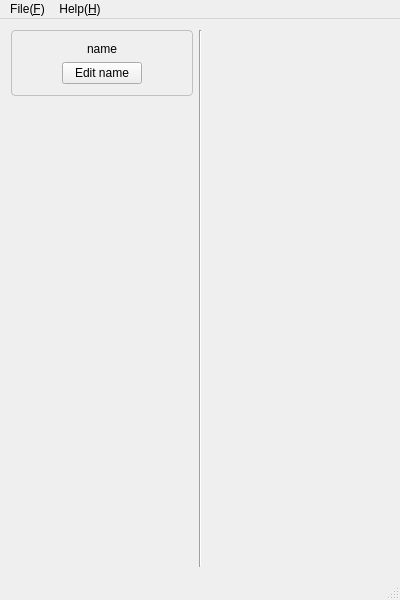
The window that Test-MAME-YM2608/mainwindow.ui (rerrahkr/YM2608-Tone-Editor) describes before a commit, drawn with Qt 5.
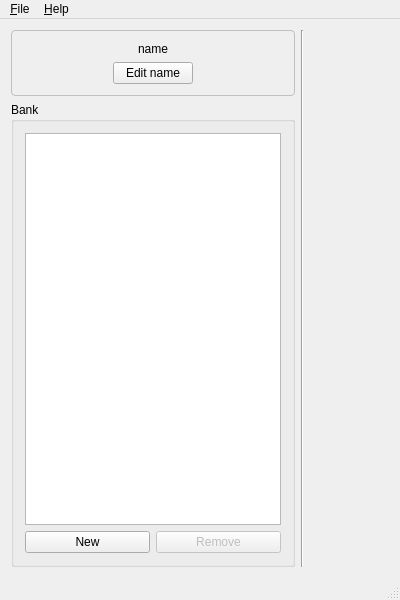
The same window after the commit. Custom widgets are drawn as their Qt base class.

Commit message: Enable to register multiple tones

What changed in the file:
```diff
--- a/Test-MAME-YM2608/mainwindow.ui
+++ b/Test-MAME-YM2608/mainwindow.ui
@@ -59,17 +59,43 @@
        </widget>
       </item>
       <item>
-       <spacer name="verticalSpacer">
-        <property name="orientation">
-         <enum>Qt::Vertical</enum>
+       <widget class="QGroupBox" name="groupBox">
+        <property name="title">
+         <string>Bank</string>
         </property>
-        <property name="sizeHint" stdset="0">
-         <size>
-          <width>20</width>
-          <height>40</height>
-         </size>
-        </property>
-       </spacer>
+        <layout class="QGridLayout" name="gridLayout">
+         <item row="1" column="0">
+          <widget class="QPushButton" name="newTonePushButton">
+           <property name="text">
+            <string>New</string>
+           </property>
+          </widget>
+         </item>
+         <item row="1" column="1">
+          <widget class="QPushButton" name="removeTonePushButton">
+           <property name="enabled">
+            <bool>false</bool>
+           </property>
+           <property name="text">
+            <string>Remove</string>
+           </property>
+          </widget>
+         </item>
+         <item row="0" column="0" colspan="2">
+          <widget class="QListWidget" name="listWidget">
+           <property name="dragEnabled">
+            <bool>true</bool>
+           </property>
+           <property name="dragDropMode">
+            <enum>QAbstractItemView::DragDrop</enum>
+           </property>
+           <property name="defaultDropAction">
+            <enum>Qt::MoveAction</enum>
+           </property>
+          </widget>
+         </item>
+        </layout>
+       </widget>
       </item>
      </layout>
     </item>
@@ -123,7 +149,7 @@
    </property>
    <widget class="QMenu" name="menuFile">
     <property name="title">
-     <string>File(&amp;F)</string>
+     <string>&amp;File</string>
     </property>
     <addaction name="actionOpen_O"/>
     <addaction name="actionSave_S"/>
@@ -138,7 +164,7 @@
    </widget>
    <widget class="QMenu" name="menuHelp_H">
     <property name="title">
-     <string>Help(&amp;H)</string>
+     <string>&amp;Help</string>
     </property>
     <addaction name="actionAbout_A"/>
    </widget>
```
Left out of the diff: 37 changed lines with no effect on the pictures. The commit also changes 6 other files.
